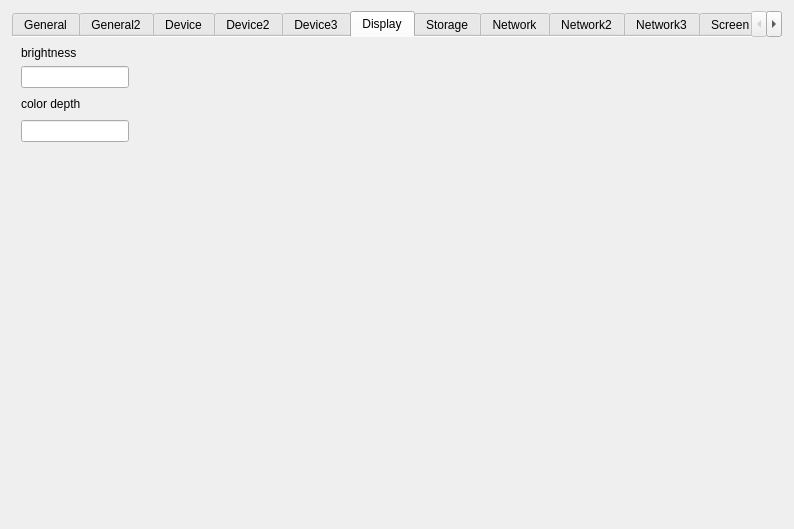
Before: the Qt Designer form examples/sysinfo/dialog_s60.ui in qtproject/qt-mobility, drawn with Qt 5.
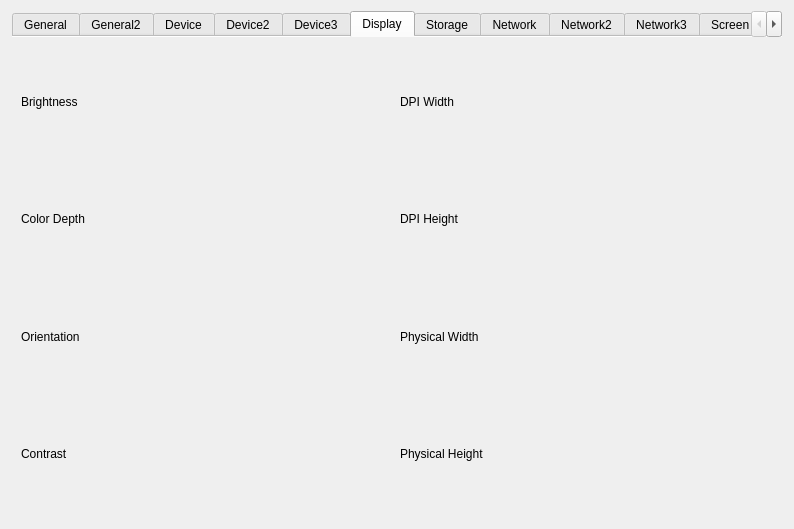
After: the same form once the commit is applied. The open tabs and pages were chosen to show the change. Icons and pictures are not drawn.

```diff
--- a/examples/sysinfo/dialog_s60.ui
+++ b/examples/sysinfo/dialog_s60.ui
@@ -885,82 +885,148 @@
       </attribute>
       <layout class="QGridLayout" name="gridLayout_18">
        <item row="0" column="0">
-        <widget class="QLabel" name="label_40">
-         <property name="text">
-          <string>brightness</string>
-         </property>
-        </widget>
+        <layout class="QHBoxLayout" name="horizontalLayout_66">
+         <item>
+          <widget class="QLabel" name="label_157">
+           <property name="text">
+            <string>Brightness</string>
+           </property>
+          </widget>
+         </item>
+         <item>
+          <widget class="QLabel" name="brightnessLabel">
+           <property name="text">
+            <string/>
+           </property>
+          </widget>
+         </item>
+        </layout>
+       </item>
+       <item row="0" column="1">
+        <layout class="QHBoxLayout" name="horizontalLayout_69">
+         <item>
+          <widget class="QLabel" name="label_160">
+           <property name="text">
+            <string>DPI Width</string>
+           </property>
+          </widget>
+         </item>
+         <item>
+          <widget class="QLabel" name="dpiWidthLabel">
+           <property name="text">
+            <string/>
+           </property>
+          </widget>
+         </item>
+        </layout>
        </item>
        <item row="1" column="0">
-        <widget class="QLineEdit" name="brightnessLineEdit">
-         <property name="sizePolicy">
-          <sizepolicy hsizetype="Fixed" vsizetype="Fixed">
-           <horstretch>0</horstretch>
-           <verstretch>0</verstretch>
-          </sizepolicy>
-         </property>
-         <property name="mouseTracking">
-          <bool>false</bool>
-         </property>
-         <property name="focusPolicy">
-          <enum>Qt::NoFocus</enum>
-         </property>
-         <property name="acceptDrops">
-          <bool>false</bool>
-         </property>
-        </widget>
+        <layout class="QHBoxLayout" name="horizontalLayout_64">
+         <item>
+          <widget class="QLabel" name="label_155">
+           <property name="text">
+            <string>Color Depth</string>
+           </property>
+          </widget>
+         </item>
+         <item>
+          <widget class="QLabel" name="colorDepthLabel">
+           <property name="text">
+            <string/>
+           </property>
+          </widget>
+         </item>
+        </layout>
+       </item>
+       <item row="1" column="1">
+        <layout class="QHBoxLayout" name="horizontalLayout_68">
+         <item>
+          <widget class="QLabel" name="label_159">
+           <property name="text">
+            <string>DPI Height</string>
+           </property>
+          </widget>
+         </item>
+         <item>
+          <widget class="QLabel" name="dpiHeightLabel">
+           <property name="text">
+            <string/>
+           </property>
+          </widget>
+         </item>
+        </layout>
        </item>
        <item row="2" column="0">
-        <widget class="QLabel" name="label_41">
-         <property name="text">
-          <string>color depth</string>
-         </property>
-        </widget>
+        <layout class="QHBoxLayout" name="horizontalLayout_67">
+         <item>
+          <widget class="QLabel" name="label_158">
+           <property name="text">
+            <string>Orientation</string>
+           </property>
+          </widget>
+         </item>
+         <item>
+          <widget class="QLabel" name="orientationLabel">
+           <property name="text">
+            <string/>
+           </property>
+          </widget>
+         </item>
+        </layout>
        </item>
        <item row="2" column="1">
-        <spacer name="horizontalSpacer_15">
-         <property name="orientation">
-          <enum>Qt::Horizontal</enum>
-         </property>
-         <property name="sizeHint" stdset="0">
-          <size>
-           <width>357</width>
-           <height>20</height>
-          </size>
-         </property>
-        </spacer>
+        <layout class="QHBoxLayout" name="horizontalLayout_65">
+         <item>
+          <widget class="QLabel" name="label_156">
+           <property name="text">
+            <string>Physical Width</string>
+           </property>
+          </widget>
+         </item>
+         <item>
+          <widget class="QLabel" name="physicalWidthLabel">
+           <property name="text">
+            <string/>
+           </property>
+          </widget>
+         </item>
+        </layout>
        </item>
        <item row="3" column="0">
-        <widget class="QLineEdit" name="colorDepthLineEdit">
-         <property name="sizePolicy">
-          <sizepolicy hsizetype="Fixed" vsizetype="Fixed">
-           <horstretch>0</horstretch>
-           <verstretch>0</verstretch>
-          </sizepolicy>
-         </property>
-         <property name="mouseTracking">
-          <bool>false</bool>
-         </property>
-         <property name="focusPolicy">
-          <enum>Qt::NoFocus</enum>
-         </property>
-         <property name="acceptDrops">
-          <bool>false</bool>
-         </property>
-        </widget>
+        <layout class="QHBoxLayout" name="horizontalLayout_63">
+         <item>
+          <widget class="QLabel" name="label_154">
+           <property name="text">
+            <string>Contrast</string>
+           </property>
+          </widget>
+         </item>
+         <item>
+          <widget class="QLabel" name="contrastLabel">
+           <property name="text">
+            <string/>
+           </property>
+          </widget>
+         </item>
+        </layout>
        </item>
-       <item row="4" column="0">
-        <spacer name="verticalSpacer_16">
-         <property name="orientation">
-          <enum>Qt::Vertical</enum>
-         </property>
-         <property name="sizeHint" stdset="0">
-          <size>
-           <width>20</width>
-           <height>371</height>
-          </size>
-         </property>
-        </spacer>
+       <item row="3" column="1">
+        <layout class="QHBoxLayout" name="horizontalLayout_70">
+         <item>
+          <widget class="QLabel" name="label_161">
+           <property name="text">
+            <string>Physical Height</string>
+           </property>
+          </widget>
+         </item>
+         <item>
+          <widget class="QLabel" name="physicalHeightLabel">
+           <property name="text">
+            <string/>
+           </property>
+          </widget>
+         </item>
+        </layout>
        </item>
       </layout>
      </widget>
```
Left out of the diff: 28 changed lines with no effect on the pictures.
